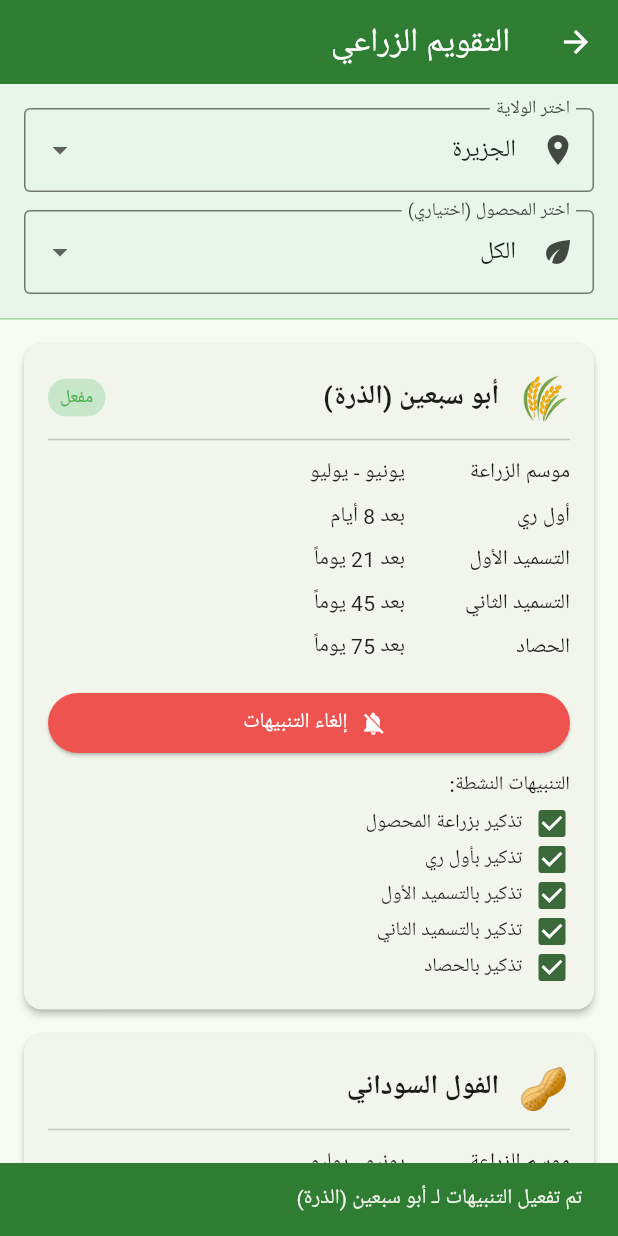
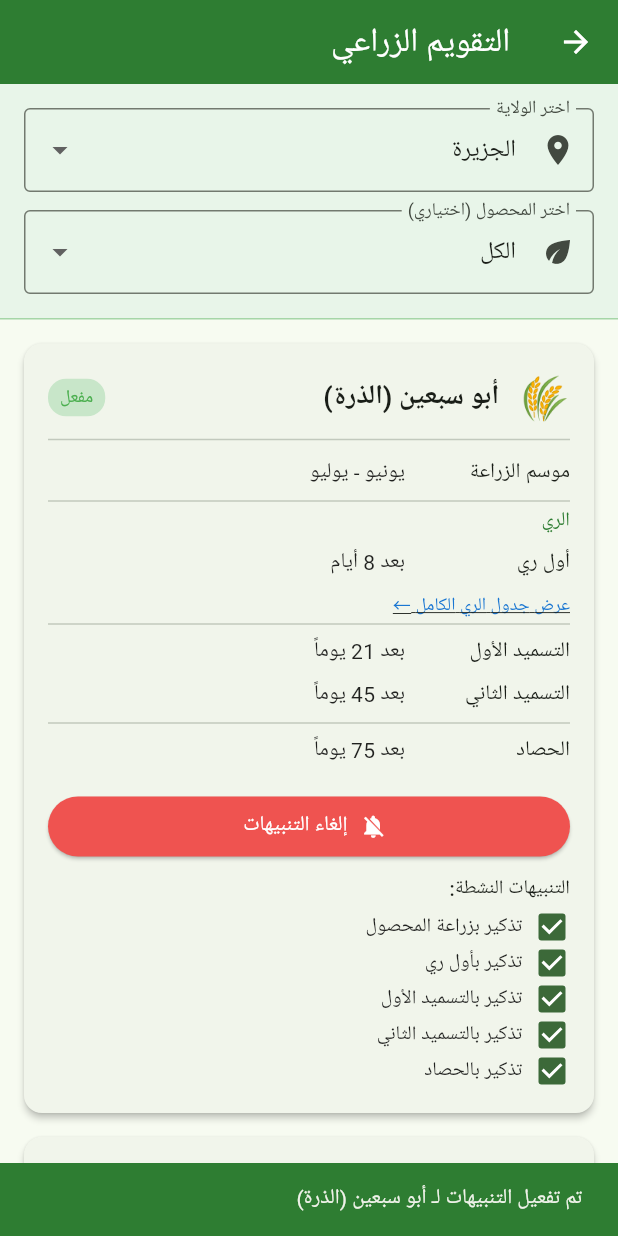
Before and after one commit to mohmed2050/Agridus-SD, a Flutter app: the CalendarScreen screen opened directly, after a tap on "تفعيل التنبيهات", on a phone screen of 412 x 824 dp. Run offline on Flutter 3.47's test engine with Material 3 defaults, Android fonts, the phone set to English and light mode, and no system bars; our stand-ins replace audioplayers, connectivity_plus, flutter_local_notifications, location, shared_preferences, sqflite and 1 more; missing offline and left inert: adhan_dart; accounts and stored records are empty.

Commit message:
v3.0.1: إصلاح تعليق الطقس + عرض الري كامل + روابط أخبار حقيقية

```diff
--- a/lib/providers/weather_provider.dart
+++ b/lib/providers/weather_provider.dart
@@ -7,6 +7,7 @@ class WeatherProvider extends ChangeNotifier {
   PrayerTimeData? _prayerTimes;
   bool _isLoading = false;
   bool _hasLocation = false;
+  String? _error;
   double _lat = 15.5007;
   double _lon = 32.5599;
 
@@ -14,12 +15,18 @@ class WeatherProvider extends ChangeNotifier {
   PrayerTimeData? get prayerTimes => _prayerTimes;
   bool get isLoading => _isLoading;
   bool get hasLocation => _hasLocation;
+  String? get error => _error;
 
   Future<void> loadData() async {
     _isLoading = true;
+    _error = null;
     notifyListeners();
 
-    await _requestLocation();
+    try {
+      await _requestLocation().timeout(const Duration(seconds: 10));
+    } catch (_) {
+      // location timeout — use defaults
+    }
 
     _weather = await WeatherService.fetchWeather(lat: _lat, lon: _lon);
     _prayerTimes = WeatherService.calculatePrayerTimes(lat: _lat, lon: _lon);
--- a/lib/screens/calendar_screen.dart
+++ b/lib/screens/calendar_screen.dart
@@ -1,7 +1,11 @@
+import 'dart:convert';
 import 'package:flutter/material.dart';
+import 'package:flutter/services.dart';
 import 'package:provider/provider.dart';
 import '../providers/calendar_provider.dart';
 import '../models/calendar_entry.dart';
+import '../models/crop.dart';
+import 'crop_detail_screen.dart';
 
 class CalendarScreen extends StatefulWidget {
   const CalendarScreen({super.key});
@@ -11,12 +15,21 @@ class CalendarScreen extends StatefulWidget {
 }
 
 class _CalendarScreenState extends State<CalendarScreen> {
+  List<Crop>? _crops;
+
   @override
   void initState() {
     super.initState();
+    _loadCrops();
     WidgetsBinding.instance.addPostFrameCallback((_) {
       context.read<CalendarProvider>().loadData();
     });
+  }
+
+  Future<void> _loadCrops() async {
+    final json = await rootBundle.loadString('assets/data/crops.json');
+    final data = jsonDecode(json)['crops'] as List;
+    _crops = data.map((e) => Crop.fromJson(e)).toList();
   }
 
   @override
@@ -153,9 +166,39 @@ class _CalendarScreenState extends State<CalendarScreen> {
             ),
             const Divider(),
             _buildInfoRow('موسم الزراعة', '${entry.plantingStart} - ${entry.plantingEnd}'),
+            const Divider(height: 8),
+            const Text('الري',
+                style: TextStyle(fontSize: 13, fontWeight: FontWeight.w500, color: Color(0xFF2E7D32))),
+            const SizedBox(height: 4),
             _buildInfoRow('أول ري', 'بعد ${entry.firstIrrigationDays} أيام'),
+            if (_crops != null)
+              Padding(
+                padding: const EdgeInsets.only(top: 4),
+                child: GestureDetector(
+                  onTap: () {
+                    final crop = _crops!.firstWhere((c) => c.id == entry.cropId,
+                        orElse: () => _crops!.first);
+                    Navigator.push(
+                      context,
+                      MaterialPageRoute(
+                        builder: (_) => CropDetailScreen(crop: crop),
+                      ),
+                    );
+                  },
+                  child: Text(
+                    'عرض جدول الري الكامل ←',
+                    style: TextStyle(
+                      fontSize: 12,
+                      color: Colors.blue.shade700,
+                      decoration: TextDecoration.underline,
+                    ),
+                  ),
+                ),
+              ),
+            const Divider(height: 8),
             _buildInfoRow('التسميد الأول', 'بعد ${entry.firstFertilizerDays} يوماً'),
             _buildInfoRow('التسميد الثاني', 'بعد ${entry.secondFertilizerDays} يوماً'),
+            const Divider(height: 8),
             _buildInfoRow('الحصاد', 'بعد ${entry.harvestDays} يوماً'),
             const SizedBox(height: 12),
             Row(
--- a/lib/services/news_service.dart
+++ b/lib/services/news_service.dart
@@ -49,9 +49,33 @@ class NewsService {
     'محصول',
     'أسمدة',
     'ري',
+    'غذاء',
+    'أمن غذائي',
+    'صادرات',
+    'حيوان',
+    'مواشي',
+    'ثروة حيوانية',
+    'غابات',
+    'بيئة',
+    'مياه',
+    'سقي',
+    'حصاد',
+    'بذور',
+    'تقاوي',
+    'أرض',
+    'فدان',
+    'مشروع',
+    'الجزيرة',
+    'السودان',
+    'وزارة',
+    'إنتاج',
+    'تمويل',
+    'بنك',
+    'قرض',
   ];
 
   static const List<String> _rssFeeds = [
+    'https://www.sudanakhbar.com/rss',
     'https://suna-sd.net/rss',
     'https://www.alrakoba.net/feed',
   ];
@@ -71,49 +95,49 @@ class NewsService {
         source: 'سونا',
         date: 'يونيو 2026',
         summary: 'أكدت وزارة الزراعة والري جاهزيتها للموسم الزراعي الصيفي، ووضع الترتيبات اللازمة لضمان نجاح الموسم وتوفير التقاوى المحسنة للمزارعين.',
-        url: 'https://suna-sd.net',
+        url: 'https://www.sudanakhbar.com/1805360',
       ),
       NewsArticle(
         title: 'البنك الزراعي السوداني يمول 100 ألف فدان في الجزيرة',
         source: 'سونا',
         date: 'يوليو 2026',
         summary: 'أعلن البنك الزراعي السوداني عن خطة لتمويل زراعة 100 ألف فدان في مشروع الجزيرة لدعم الأمن الغذائي.',
-        url: 'https://suna-sd.net',
+        url: 'https://www.sudanakhbar.com/1813284',
       ),
       NewsArticle(
         title: 'اجتماع تنسيقي بين وزارتي الصناعة والزراعة لزيادة الصادرات الزراعية',
         source: 'سونا',
         date: 'أبريل 2026',
         summary: 'عقدت وزارتا الصناعة والتجارة والزراعة والري اجتماعاً بحثت خلاله سبل زيادة الصادرات الزراعية السودانية.',
-        url: 'https://suna-sd.net',
+        url: 'https://www.sudanakhbar.com/1813284',
       ),
       NewsArticle(
         title: 'السودان يخطط لزراعة مليون فدان قمح بالولاية الشمالية',
         source: 'وكالة السودان للأنباء',
         date: 'يوليو 2026',
         summary: 'كشف وزير الزراعة عن خطة لتوسيع زراعة القمح لتصل إلى مليون فدان في الولاية الشمالية لتحقيق الاكتفاء الذاتي.',
-        url: 'https://suna-sd.net',
+        url: 'https://www.sudanakhbar.com/1814921',
       ),
       NewsArticle(
         title: 'وزارة الإنتاج بالنيل الأبيض تعلن ترتيبات تمويل الموسم الصيفي',
         source: 'سونا',
         date: 'يوليو 2026',
         summary: 'أكدت وزارة الإنتاج والموارد الاقتصادية بالنيل الأبيض أن تمويل الموسم الزراعي الصيفي يمضي بصورة جيدة.',
-        url: 'https://suna-sd.net',
+        url: 'https://www.sudanakhbar.com/1813284',
       ),
       NewsArticle(
         title: 'السودان يبحث التعاون الزراعي مع سوريا',
         source: 'سونا',
         date: 'يوليو 2026',
         summary: 'بحث وزير الزراعة السوداني مع نظيره السوري سبل تعزيز التعاون الزراعي وتبادل الخبرات وتوفير تقاوي القمح.',
-        url: 'https://suna-sd.net',
+        url: 'https://www.sudanakhbar.com/1815917',
       ),
       NewsArticle(
         title: 'مجلس الوزراء يؤكد ضرورة نجاح الموسم الزراعي',
         source: 'سونا',
         date: 'يوليو 2026',
         summary: 'شدد مجلس الوزراء على ضرورة توفير كافة المتطلبات لضمان نجاح الموسم الزراعي الصيفي وتذليل العقبات.',
-        url: 'https://suna-sd.net',
+        url: 'https://www.sudanakhbar.com/1805360',
       ),
     ];
   }
@@ -141,6 +165,7 @@ class NewsService {
             final combined = '$title $description';
             if (_matchesKeywords(combined)) {
               final sourceName = switch (feedUrl) {
+                'https://www.sudanakhbar.com/rss' => 'اخبار السودان',
                 'https://suna-sd.net/rss' => 'سونا',
                 'https://www.alrakoba.net/feed' => 'الراكوبة',
                 _ => 'مصدر إخباري',
--- a/pubspec.yaml
+++ b/pubspec.yaml
@@ -16,7 +16,7 @@ publish_to: 'none' # Remove this line if you wish to publish to pub.dev
 # https://developer.apple.com/library/archive/documentation/General/Reference/InfoPlistKeyReference/Articles/CoreFoundationKeys.html
 # In Windows, build-name is used as the major, minor, and patch parts
 # of the product and file versions while build-number is used as the build suffix.
-version: 3.0.0+1
+version: 3.0.1+2
 
 environment:
   sdk: ^3.12.1
```
Also changed, not shown: lib/screens/crop_detail_screen.dart (+52 -1 lines), lib/screens/news_screen.dart (+22 -3 lines), lib/screens/weather_screen.dart (+30 -0 lines).
